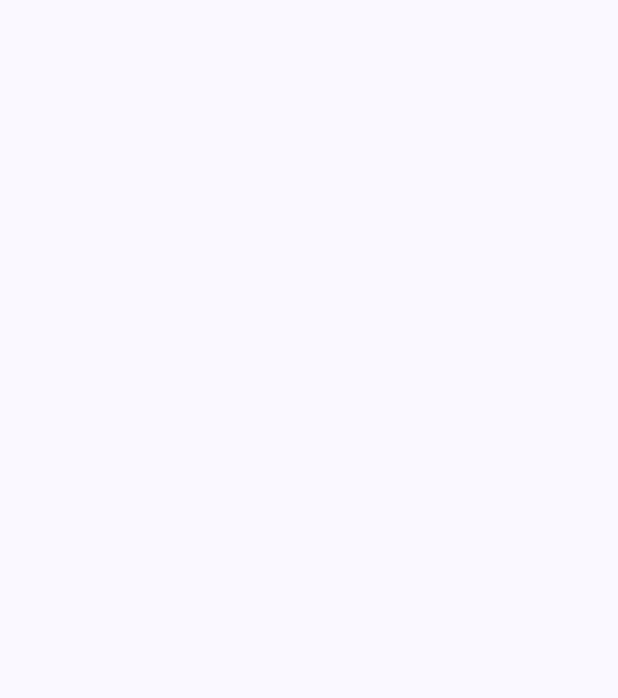
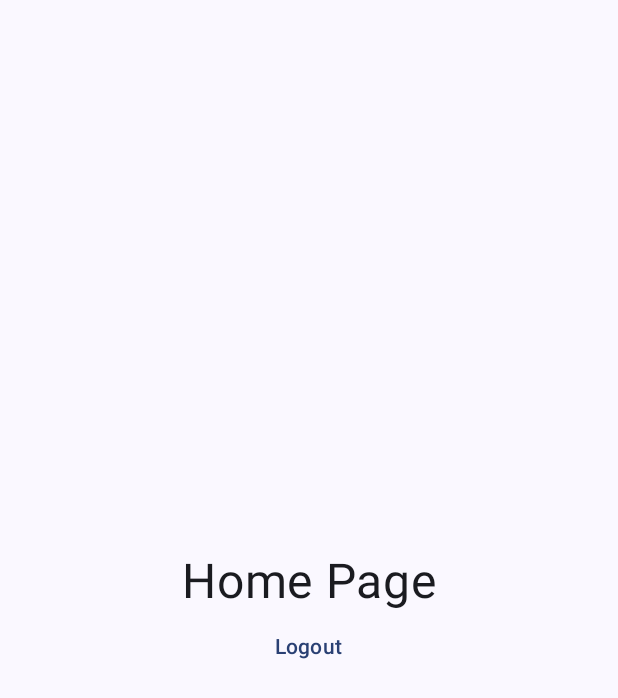
Before and after one commit to BrooneJ/FirebaseAuthDemo, an Android app built with Jetpack Compose: the HomePage screen opened through its navigation route, on a phone screen of 412 x 824 dp. Before the commit the part shown is empty. Shown: the top 698 px of the screen. Run offline under Robolectric (Android 15) with nearby library versions, the phone set to English and light mode, and no system bars; our stand-ins replace Firebase (no records; nobody signed in at launch, a user with empty details on screens opened directly), livedata-compose.

Commit message:
feat: add logout functionality on HomePage

```diff
--- a/app/src/main/java/com/example/firebaseauthdemoapp/pages/HomePage.kt
+++ b/app/src/main/java/com/example/firebaseauthdemoapp/pages/HomePage.kt
@@ -1,9 +1,46 @@
 package com.example.firebaseauthdemoapp.pages
 
+import androidx.compose.foundation.layout.Arrangement
+import androidx.compose.foundation.layout.Column
+import androidx.compose.foundation.layout.fillMaxSize
+import androidx.compose.material3.Text
+import androidx.compose.material3.TextButton
 import androidx.compose.runtime.Composable
+import androidx.compose.runtime.LaunchedEffect
+import androidx.compose.runtime.livedata.observeAsState
+import androidx.compose.ui.Alignment
 import androidx.compose.ui.Modifier
+import androidx.compose.ui.unit.sp
 import androidx.navigation.NavController
+import com.example.firebaseauthdemoapp.AuthState
 import com.example.firebaseauthdemoapp.AuthViewModel
 
 @Composable
-fun HomePage(modifier: Modifier = Modifier, navController: NavController, authViewModel: AuthViewModel) {}
+fun HomePage(
+    modifier: Modifier = Modifier,
+    navController: NavController,
+    authViewModel: AuthViewModel
+) {
+    val authState = authViewModel.authState.observeAsState()
+
+    LaunchedEffect(authState.value) {
+        when (authState.value) {
+            is AuthState.Unauthenticated -> navController.navigate("login")
+            else -> Unit
+        }
+    }
+
+    Column(
+        modifier = modifier.fillMaxSize(),
+        verticalArrangement = Arrangement.Center,
+        horizontalAlignment = Alignment.CenterHorizontally,
+    ) {
+        Text(text = "Home Page", fontSize = 32.sp)
+
+        TextButton(onClick = {
+            authViewModel.signout()
+        }) {
+            Text(text = "Logout")
+        }
+    }
+}
```
